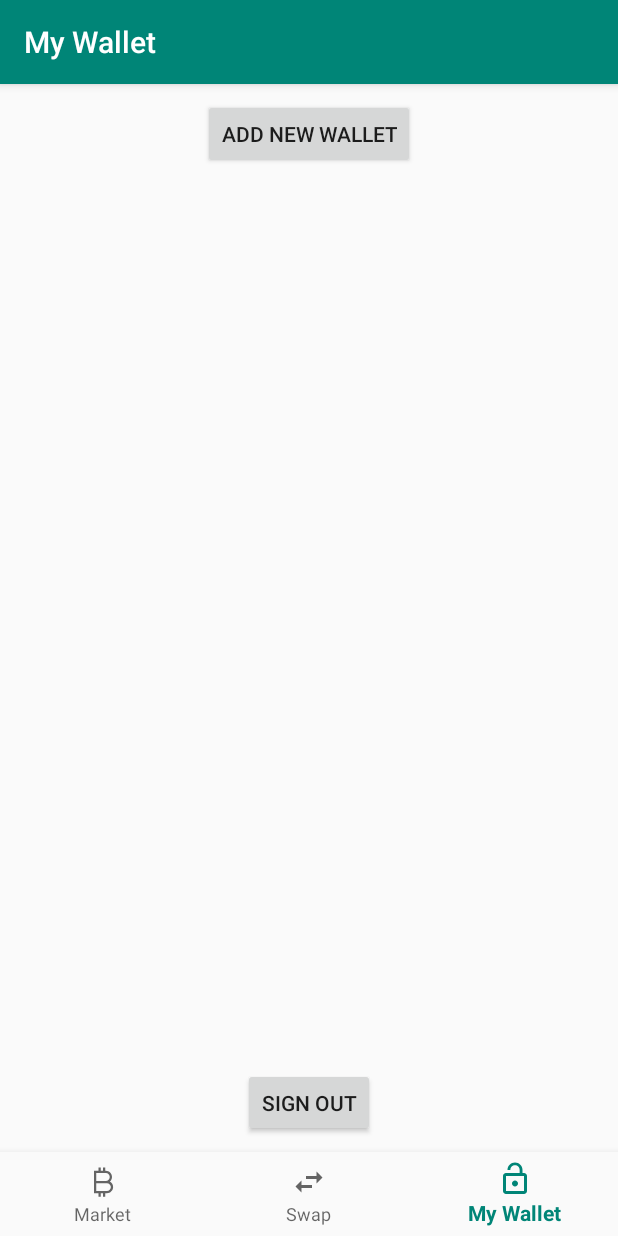
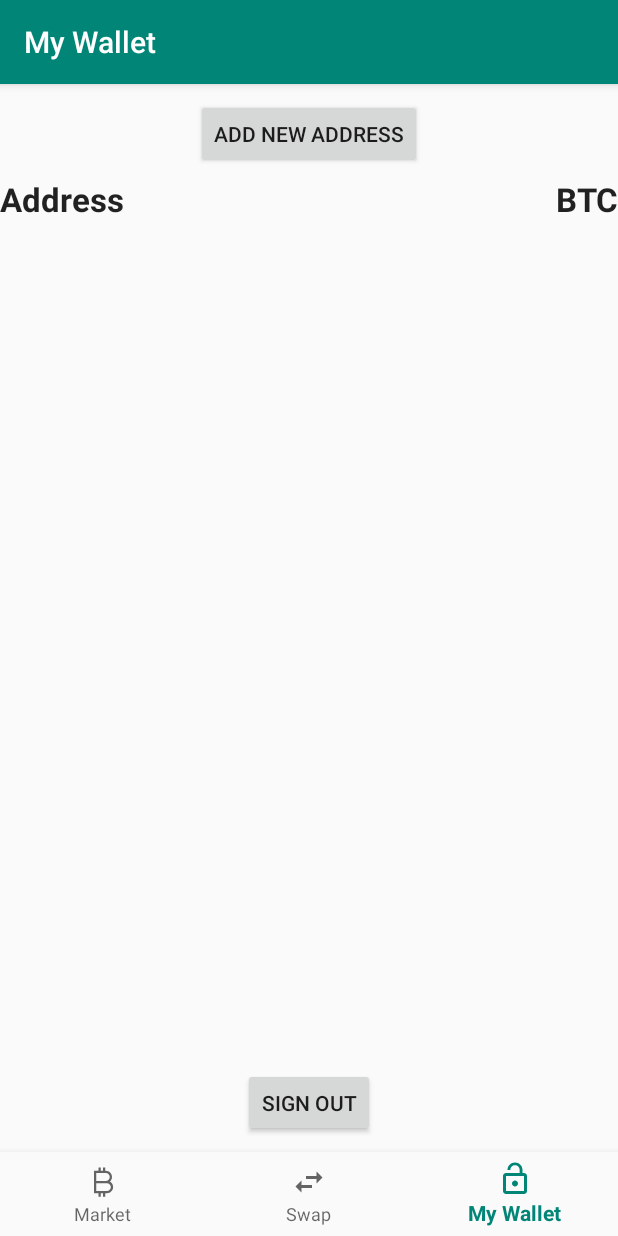
Before and after one commit to ezhu1996/blockchain, an Android app: the LoggedInWalletFragment screen opened through its navigation route, on a phone screen of 412 x 824 dp. Run offline under Robolectric (Android 15) with nearby library versions, the phone set to English and light mode, and no system bars; our stand-ins replace Firebase (no records; nobody signed in at launch, a user with empty details on screens opened directly), navigation-ui.

Commit message:
connected with address api

```diff
--- a/blockchain/app/src/main/java/com/example/blockchain/MainActivity.kt
+++ b/blockchain/app/src/main/java/com/example/blockchain/MainActivity.kt
@@ -16,12 +16,12 @@ import com.google.firebase.auth.FirebaseAuth
 
 class MainActivity : AppCompatActivity() {
 
-    lateinit var accountInfo: SharedPreferences
-    lateinit var appBarConfiguration: AppBarConfiguration
-    lateinit var navController: NavController
-    lateinit var navView: BottomNavigationView
-    lateinit var editor: SharedPreferences.Editor
-    lateinit var mAuth: FirebaseAuth
+    private lateinit var accountInfo: SharedPreferences
+    private lateinit var appBarConfiguration: AppBarConfiguration
+    private lateinit var navController: NavController
+    private lateinit var navView: BottomNavigationView
+    private lateinit var editor: SharedPreferences.Editor
+    private lateinit var mAuth: FirebaseAuth
 
     override fun onCreate(savedInstanceState: Bundle?) {
         super.onCreate(savedInstanceState)
--- a/blockchain/app/src/main/java/com/example/blockchain/ui/market/MarketFragment.kt
+++ b/blockchain/app/src/main/java/com/example/blockchain/ui/market/MarketFragment.kt
@@ -4,11 +4,9 @@ import android.os.Bundle
 import android.view.LayoutInflater
 import android.view.View
 import android.view.ViewGroup
-import android.widget.TextView
 import androidx.fragment.app.Fragment
-import androidx.lifecycle.Observer
-import androidx.lifecycle.ViewModelProviders
 import com.example.blockchain.R
+
 
 class MarketFragment : Fragment() {
 
--- a/blockchain/app/src/main/java/com/example/blockchain/ui/swap/SwapFragment.kt
+++ b/blockchain/app/src/main/java/com/example/blockchain/ui/swap/SwapFragment.kt
@@ -4,10 +4,7 @@ import android.os.Bundle
 import android.view.LayoutInflater
 import android.view.View
 import android.view.ViewGroup
-import android.widget.TextView
 import androidx.fragment.app.Fragment
-import androidx.lifecycle.Observer
-import androidx.lifecycle.ViewModelProviders
 import com.example.blockchain.R
 
 class SwapFragment : Fragment() {
--- a/blockchain/app/src/main/java/com/example/blockchain/ui/wallet/LoggedInWalletFragment.kt
+++ b/blockchain/app/src/main/java/com/example/blockchain/ui/wallet/LoggedInWalletFragment.kt
@@ -1,6 +1,7 @@
 package com.example.blockchain.ui.wallet
 
 
+import android.annotation.SuppressLint
 import android.app.AlertDialog
 import android.content.Context
 import android.content.Intent
@@ -17,19 +18,19 @@ import com.example.blockchain.MainActivity
 import com.example.blockchain.R
 import com.google.firebase.auth.FirebaseAuth
 import com.google.firebase.database.*
+import java.net.URL
 
 class LoggedInWalletFragment : Fragment() {
-    lateinit var rootView: View
-    lateinit var accountInfo: SharedPreferences
-    lateinit var signoutBtn: Button
-    lateinit var mAuth: FirebaseAuth
-    lateinit var mDatabase: FirebaseDatabase
-    lateinit var mDatabaseReference: DatabaseReference
-    lateinit var editor: SharedPreferences.Editor
-    lateinit var email: String
-    lateinit var addresses: MutableList<String>
-    lateinit var myListView: ListView
-    lateinit var newAddress: Button
+    private lateinit var rootView: View
+    private lateinit var accountInfo: SharedPreferences
+    private lateinit var signoutBtn: Button
+    private lateinit var mAuth: FirebaseAuth
+    private lateinit var mDatabase: FirebaseDatabase
+    private lateinit var mDatabaseReference: DatabaseReference
+    private lateinit var email: String
+    private lateinit var addresses: MutableList<String>
+    private lateinit var myListView: ListView
+    private lateinit var newAddress: Button
 
 
     @Override
@@ -62,6 +63,7 @@ class LoggedInWalletFragment : Fragment() {
         return rootView
     }
 
+    @SuppressLint("InflateParams")
     private fun addNewAddress() {
         val builder: AlertDialog.Builder = AlertDialog.Builder(activity!!)
         builder.setTitle("Enter BTC Address")
@@ -79,11 +81,28 @@ class LoggedInWalletFragment : Fragment() {
             if (TextUtils.isEmpty(address)) {
                 Toast.makeText(activity!!, "Please enter address...", Toast.LENGTH_LONG).show()
             } else {
-                //Saving the address
-                mDatabaseReference.child(address).setValue(true)
+                Thread {
+                    try {
+                        // only update if valid address
+                        URL("https://blockchain.info/q/addressbalance/$address").readText()
 
-                //displaying a success toast
-                Toast.makeText(activity!!, "Address saved", Toast.LENGTH_LONG).show()
+                        //Saving the address
+                        mDatabaseReference.child(address).setValue(true)
+
+                        activity!!.runOnUiThread {
+                            // displaying a success toast
+                            Toast.makeText(activity!!, "Address saved!", Toast.LENGTH_LONG).show()
+                        }
+                    } catch (e: Exception) {
+                        activity!!.runOnUiThread {
+                            Toast.makeText(
+                                activity!!,
+                                "Invalid Address: $address!",
+                                Toast.LENGTH_LONG
+                            ).show()
+                        }
+                    }
+                }.start()
             }
         }
 
@@ -119,7 +138,6 @@ class LoggedInWalletFragment : Fragment() {
         mDatabaseReference = mDatabase.getReference("users").child(email)
         myListView = rootView.findViewById(R.id.addresses)
         addresses = ArrayList()
-        editor = accountInfo.edit()
         signoutBtn = rootView.findViewById(R.id.signout)
         mDatabaseReference.addValueEventListener(object : ValueEventListener {
             override fun onDataChange(dataSnapshot: DataSnapshot) {
@@ -152,6 +170,7 @@ class LoggedInWalletFragment : Fragment() {
         return true
     }
 
+    @SuppressLint("InflateParams")
     private fun showUpdateDeleteDialog(address: String) {
         val dialogBuilder = AlertDialog.Builder(activity!!)
         val dialogView = activity!!.layoutInflater.inflate(R.layout.update_delete, null)
@@ -162,6 +181,7 @@ class LoggedInWalletFragment : Fragment() {
             .newEditable("Confirm Deletion of Address: $address")
 
         val buttonDelete = dialogView.findViewById<Button>(R.id.deleteAddress)
+        val buttonCancel = dialogView.findViewById<Button>(R.id.cancel)
 
         dialogBuilder.setTitle("Delete Address")
         val b = dialogBuilder.create()
@@ -171,5 +191,9 @@ class LoggedInWalletFragment : Fragment() {
             deleteAddress(address)
             b.dismiss()
         }
+
+        buttonCancel.setOnClickListener {
+            b.dismiss()
+        }
     }
 }
--- a/blockchain/app/src/main/java/com/example/blockchain/ui/wallet/RegisterFragment.kt
+++ b/blockchain/app/src/main/java/com/example/blockchain/ui/wallet/RegisterFragment.kt
@@ -14,8 +14,6 @@ import androidx.fragment.app.Fragment
 import androidx.fragment.app.FragmentTransaction
 import com.example.blockchain.R
 import com.google.firebase.auth.FirebaseAuth
-import com.google.firebase.database.DatabaseReference
-import com.google.firebase.database.FirebaseDatabase
 
 class RegisterFragment : Fragment() {
     private var userEmail: EditText? = null
--- a/blockchain/app/src/main/res/layout/fragment_logged_in_wallet.xml
+++ b/blockchain/app/src/main/res/layout/fragment_logged_in_wallet.xml
@@ -13,16 +13,41 @@
         android:layout_height="wrap_content"
         android:layout_gravity="center"
         android:layout_marginTop="10dp"
-        android:layout_marginBottom="10dp"
+        android:layout_marginBottom="5dp"
         android:layout_weight="1"
         android:text="@string/add_new_wallet"
         tools:ignore="InefficientWeight" />
+
+    <LinearLayout
+        android:layout_width="match_parent"
+        android:layout_height="wrap_content"
+        android:orientation="horizontal"
+        android:layout_weight="3"
+        android:layout_marginBottom="10dp">
+
+        <TextView
+            android:id="@+id/title"
+            android:layout_width="wrap_content"
+            android:layout_height="wrap_content"
+            android:text="@string/address"
+            android:textAppearance="@style/Base.TextAppearance.AppCompat.Large"
+            android:textStyle="bold" />
+
+        <TextView
+            android:id="@+id/btc"
+            android:layout_width="match_parent"
+            android:layout_height="wrap_content"
+            android:gravity="end"
+            android:text="@string/btc"
+            android:textAppearance="@style/Base.TextAppearance.AppCompat.Large"
+            android:textStyle="bold" />
+    </LinearLayout>
 
     <ListView
         android:id="@+id/addresses"
         android:layout_width="match_parent"
         android:layout_height="match_parent"
-        android:layout_weight="98" />
+        android:layout_weight="95" />
 
     <Button
         android:id="@+id/signout"
--- a/blockchain/app/src/main/res/layout/fragment_logged_out_wallet.xml
+++ b/blockchain/app/src/main/res/layout/fragment_logged_out_wallet.xml
@@ -1,7 +1,6 @@
 <?xml version="1.0" encoding="utf-8"?>
 <androidx.constraintlayout.widget.ConstraintLayout xmlns:android="http://schemas.android.com/apk/res/android"
     xmlns:app="http://schemas.android.com/apk/res-auto"
-    xmlns:tools="http://schemas.android.com/tools"
     android:layout_width="match_parent"
     android:layout_height="match_parent">
 
--- a/blockchain/app/src/main/res/layout/fragment_login.xml
+++ b/blockchain/app/src/main/res/layout/fragment_login.xml
@@ -44,7 +44,8 @@
         app:layout_constraintHorizontal_bias="0.502"
         app:layout_constraintStart_toStartOf="parent"
         app:layout_constraintTop_toTopOf="parent"
-        android:autofillHints="example@example.com" />
+        android:autofillHints="example@example.com"
+        tools:ignore="LabelFor" />
 
     <EditText
         android:id="@+id/password"
@@ -59,7 +60,8 @@
         app:layout_constraintHorizontal_bias="0.5"
         app:layout_constraintStart_toStartOf="parent"
         app:layout_constraintTop_toTopOf="parent"
-        android:importantForAutofill="no" />
+        android:importantForAutofill="no"
+        tools:ignore="LabelFor" />
 
     <TextView
         android:id="@+id/usernameLabel"
--- a/blockchain/app/src/main/res/values/strings.xml
+++ b/blockchain/app/src/main/res/values/strings.xml
@@ -8,11 +8,14 @@
     <string name="username">Email</string>
     <string name="password">Password</string>
     <string name="confirmPassword">Confirm Password</string>
-    <string name="add_new_wallet">Add New Wallet</string>
+    <string name="add_new_wallet">Add New Address</string>
     <string name="sign_out">Sign Out</string>
     <string name="zero">0</string>
     <string name="no_addresses_added_yet">No Addresses Added Yet</string>
     <string name="update">Update</string>
     <string name="delete">Delete</string>
+    <string name="address">Address</string>
+    <string name="btc">BTC</string>
+    <string name="cancel">Cancel</string>
 
 </resources>
```
Also changed, not shown: blockchain/app/src/main/java/com/example/blockchain/ui/wallet/AddressList.kt (+27 -6 lines), blockchain/app/src/main/java/com/example/blockchain/ui/wallet/LoginFragment.kt (+0 -9 lines), blockchain/app/src/main/res/layout/address_list.xml (+8 -6 lines), blockchain/app/src/main/res/layout/update_delete.xml (+11 -2 lines).
